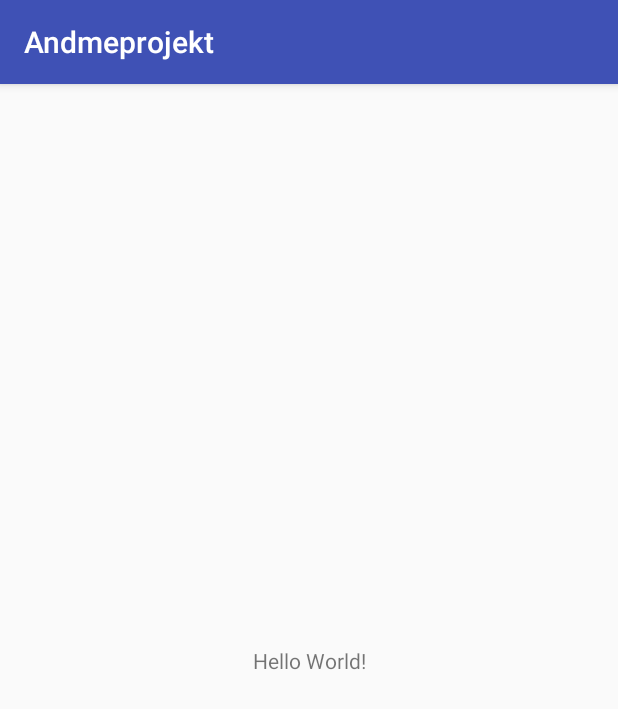
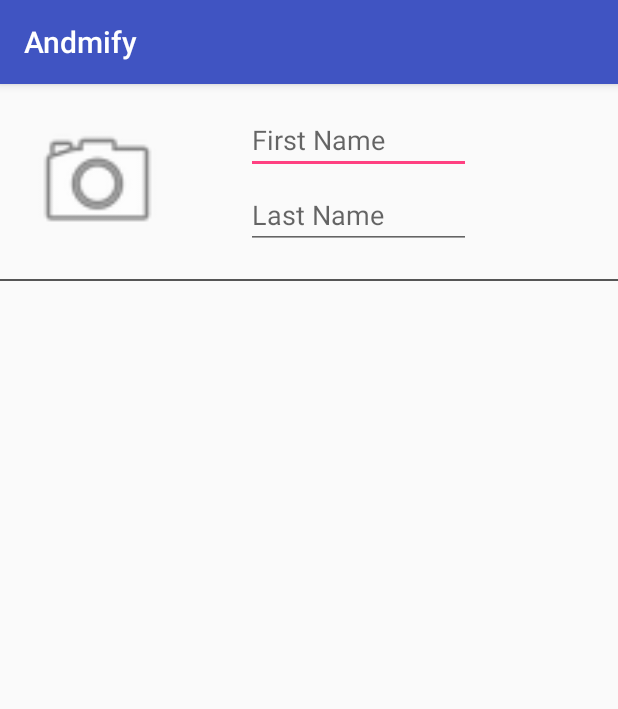
Before and after one commit to Kmarten/Andmeprojekt2, an Android app: the screen it shows after launch (MainActivity), on a phone screen of 412 x 824 dp. Shown: the top 709 px of the screen. Run offline under Robolectric (Android 15) with nearby library versions, the phone set to English and light mode, and no system bars.

Commit message:
HumanDataFragment koos esimeste sisestusväljadega

```diff
--- a/app/build.gradle
+++ b/app/build.gradle
@@ -22,6 +22,7 @@ dependencies {
     implementation fileTree(dir: 'libs', include: ['*.jar'])
     implementation 'com.android.support:appcompat-v7:26.1.0'
     implementation 'com.android.support.constraint:constraint-layout:1.0.2'
+    implementation 'com.android.support:support-v4:26.1.0'
     testImplementation 'junit:junit:4.12'
     androidTestImplementation 'com.android.support.test:runner:1.0.1'
     androidTestImplementation 'com.android.support.test.espresso:espresso-core:3.0.1'
--- /dev/null
+++ b/app/src/main/java/com/example/kasutaja/andmeprojekt/HumanDataFragment.java
@@ -0,0 +1,29 @@
+package com.example.kasutaja.andmeprojekt;
+
+
+import android.os.Bundle;
+import android.support.v4.app.Fragment;
+import android.view.LayoutInflater;
+import android.view.View;
+import android.view.ViewGroup;
+
+
+/**
+ * A simple {@link Fragment} subclass.
+ */
+public class HumanDataFragment extends Fragment {
+
+
+    public HumanDataFragment() {
+        // Required empty public constructor
+    }
+
+
+    @Override
+    public View onCreateView(LayoutInflater inflater, ViewGroup container,
+                             Bundle savedInstanceState) {
+        // Inflate the layout for this fragment
+        return inflater.inflate(R.layout.fragment_human_data, container, false);
+    }
+
+}
--- a/app/src/main/res/layout/activity_main.xml
+++ b/app/src/main/res/layout/activity_main.xml
@@ -6,13 +6,14 @@
     android:layout_height="match_parent"
     tools:context="com.example.kasutaja.andmeprojekt.MainActivity">
 
-    <TextView
+    <fragment
+        android:id="@+id/fragment"
+        android:name="com.example.kasutaja.andmeprojekt.HumanDataFragment"
         android:layout_width="wrap_content"
         android:layout_height="wrap_content"
-        android:text="Hello World!"
-        app:layout_constraintBottom_toBottomOf="parent"
-        app:layout_constraintLeft_toLeftOf="parent"
-        app:layout_constraintRight_toRightOf="parent"
-        app:layout_constraintTop_toTopOf="parent" />
-
+        app:layout_constraintEnd_toEndOf="parent"
+        app:layout_constraintHorizontal_bias="0.0"
+        app:layout_constraintStart_toStartOf="parent"
+        app:layout_constraintTop_toTopOf="parent"
+        tools:layout="@layout/fragment_human_data" />
 </android.support.constraint.ConstraintLayout>
--- /dev/null
+++ b/app/src/main/res/layout/fragment_human_data.xml
@@ -0,0 +1,46 @@
+<ScrollView
+    xmlns:android="http://schemas.android.com/apk/res/android"
+    android:layout_width="fill_parent"
+    android:layout_height="fill_parent">
+<RelativeLayout xmlns:android="http://schemas.android.com/apk/res/android"
+    xmlns:app="http://schemas.android.com/apk/res-auto"
+    xmlns:tools="http://schemas.android.com/tools"
+    android:layout_width="match_parent"
+    android:layout_height="match_parent"
+    tools:context="com.example.kasutaja.andmeprojekt.HumanDataFragment">
+
+    <ImageView
+        android:id="@+id/HumanImg"
+        android:layout_width="90dp"
+        android:layout_height="90dp"
+        android:layout_margin="20dp"
+        android:contentDescription="@string/HumanImg"
+        android:src="@android:drawable/ic_menu_camera" />
+
+    <EditText
+        android:id="@+id/FirstName"
+        android:layout_width="150dp"
+        android:layout_height="40dp"
+        android:layout_alignTop="@+id/HumanImg"
+        android:layout_marginStart="34dp"
+        android:layout_toEndOf="@+id/HumanImg"
+        android:hint="@string/human_first_name"/>
+
+    <EditText
+        android:id="@+id/LastName"
+        android:layout_width="150dp"
+        android:layout_height="40dp"
+        android:layout_alignBottom="@+id/HumanImg"
+        android:layout_alignStart="@+id/FirstName"
+        android:hint="@string/human_last_name"/>
+    <View
+        android:layout_width="match_parent"
+        android:layout_height="1dp"
+        android:layout_alignParentStart="true"
+        android:layout_below="@+id/HumanImg"
+        android:background="#565656"/>
+
+
+
+</RelativeLayout>
+</ScrollView>
--- a/app/src/main/res/values/colors.xml
+++ b/app/src/main/res/values/colors.xml
@@ -1,6 +1,6 @@
 <?xml version="1.0" encoding="utf-8"?>
 <resources>
-    <color name="colorPrimary">#3F51B5</color>
+    <color name="colorPrimary">#4054c2</color>
     <color name="colorPrimaryDark">#303F9F</color>
     <color name="colorAccent">#FF4081</color>
 </resources>
--- a/app/src/main/res/values/strings.xml
+++ b/app/src/main/res/values/strings.xml
@@ -1,3 +1,9 @@
 <resources>
-    <string name="app_name">Andmeprojekt</string>
+    <string name="app_name">Andmify</string>
+
+    <!-- TODO: Remove or change this placeholder text -->
+    <string name="hello_blank_fragment">Hello blank fragment</string>
+    <string name="HumanImg">Display human picture</string>
+    <string name="human_first_name">First Name</string>
+    <string name="human_last_name">Last Name</string>
 </resources>
--- a/gradle.properties
+++ b/gradle.properties
@@ -11,6 +11,7 @@
 # The setting is particularly useful for tweaking memory settings.
 org.gradle.jvmargs=-Xmx2048m
 org.gradle.parallel=true
+org.grdle.daemon=true
 
 # When configured, Gradle will run in incubating parallel mode.
 # This option should only be used with decoupled projects. More details, visit
```
